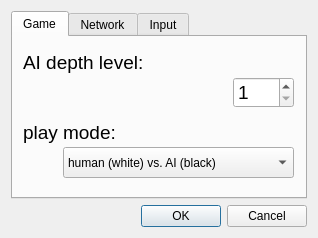
This is ui/preferencesDialog.ui in lettis/Kubix as Qt 5 draws it before an edit. The edited form follows.
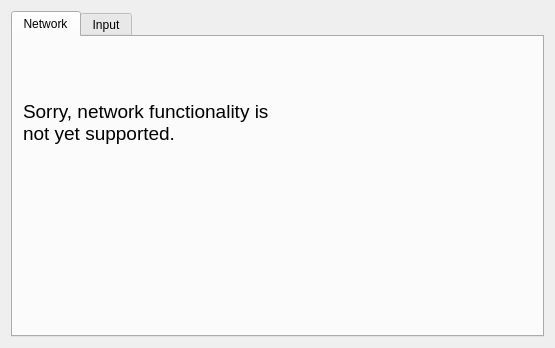
This is the edited form.

Commit message: current work: new game dialog

The edit to the form file:
```diff
--- a/ui/preferencesDialog.ui
+++ b/ui/preferencesDialog.ui
@@ -6,8 +6,8 @@
    <rect>
     <x>0</x>
     <y>0</y>
-    <width>318</width>
-    <height>238</height>
+    <width>555</width>
+    <height>348</height>
    </rect>
   </property>
   <property name="windowTitle">
@@ -22,90 +22,6 @@
      <property name="currentIndex">
       <number>0</number>
      </property>
-     <widget class="QWidget" name="tabGeneral">
-      <attribute name="title">
-       <string>Game</string>
-      </attribute>
-      <widget class="QSpinBox" name="aiDepth">
-       <property name="geometry">
-        <rect>
-         <x>220</x>
-         <y>40</y>
-         <width>61</width>
-         <height>31</height>
-        </rect>
-       </property>
-       <property name="font">
-        <font>
-         <pointsize>14</pointsize>
-        </font>
-       </property>
-       <property name="minimum">
-        <number>1</number>
-       </property>
-      </widget>
-      <widget class="QLabel" name="lblAIDepth">
-       <property name="geometry">
-        <rect>
-         <x>10</x>
-         <y>10</y>
-         <width>151</width>
-         <height>31</height>
-        </rect>
-       </property>
-       <property name="font">
-        <font>
-         <pointsize>14</pointsize>
-        </font>
-       </property>
-       <property name="text">
-        <string>AI depth level:</string>
-       </property>
-      </widget>
-      <widget class="QLabel" name="lblPlayMode">
-       <property name="geometry">
-        <rect>
-         <x>10</x>
-         <y>80</y>
-         <width>151</width>
-         <height>31</height>
-        </rect>
-       </property>
-       <property name="font">
-        <font>
-         <pointsize>14</pointsize>
-        </font>
-       </property>
-       <property name="text">
-        <string>play mode:</string>
-       </property>
-      </widget>
-      <widget class="QComboBox" name="playMode">
-       <property name="geometry">
-        <rect>
-         <x>50</x>
-         <y>110</y>
-         <width>231</width>
-         <height>31</height>
-        </rect>
-       </property>
-       <item>
-        <property name="text">
-         <string>human (white) vs. AI (black)</string>
-        </property>
-       </item>
-       <item>
-        <property name="text">
-         <string>human (white) vs. human (black)</string>
-        </property>
-       </item>
-       <item>
-        <property name="text">
-         <string>AI (white) vs. human (black)</string>
-        </property>
-       </item>
-      </widget>
-     </widget>
      <widget class="QWidget" name="tabNetworking">
       <attribute name="title">
        <string>Network</string>
@@ -160,16 +76,6 @@
      </widget>
     </widget>
    </item>
-   <item>
-    <widget class="QDialogButtonBox" name="buttonBox">
-     <property name="orientation">
-      <enum>Qt::Horizontal</enum>
-     </property>
-     <property name="standardButtons">
-      <set>QDialogButtonBox::Cancel|QDialogButtonBox::Ok</set>
-     </property>
-    </widget>
-   </item>
   </layout>
  </widget>
  <resources/>
```
Left out of the diff: 35 changed lines with no effect on the pictures. The commit also changes 11 other files.
